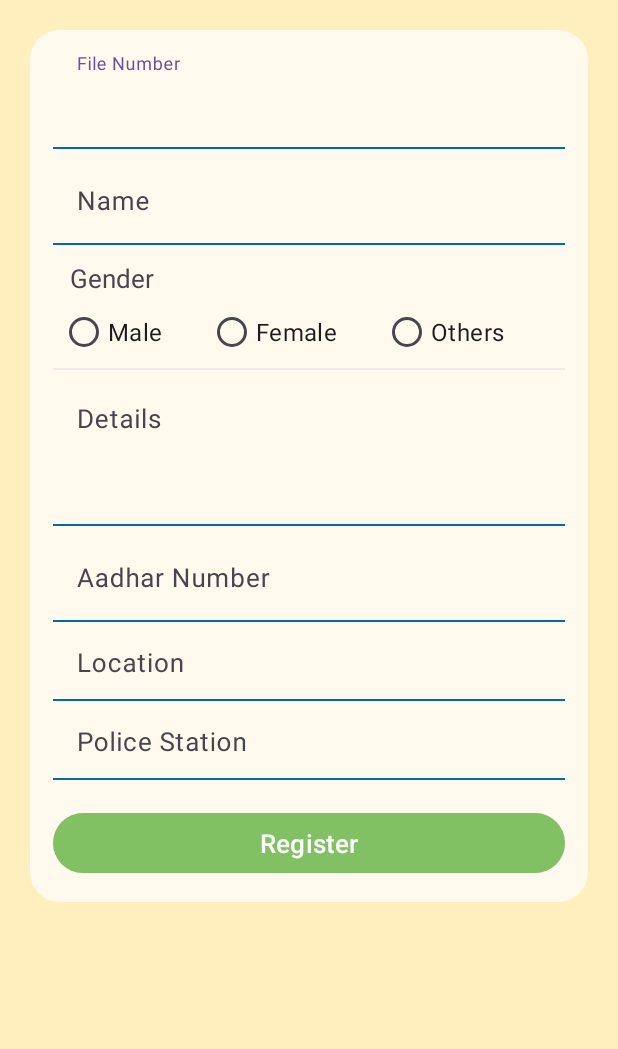
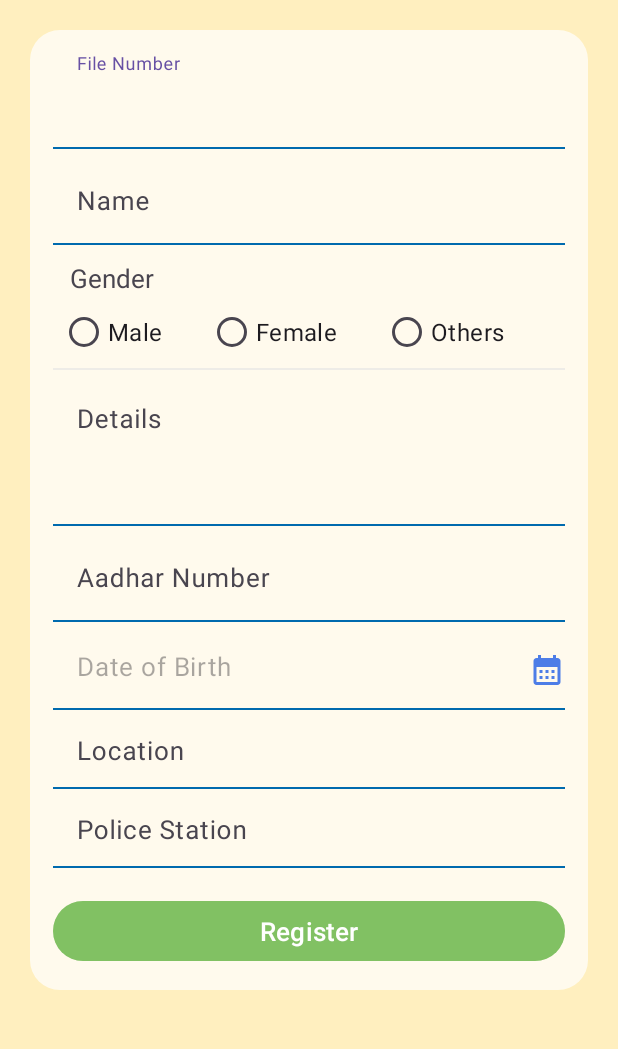
Before and after one commit to AnirbanSikdar2020/PoliceMitra, an Android app: the crime_add screen opened directly, with no data from a screen before it, on a phone screen of 412 x 824 dp, the part 96-1145 px from its top. Run offline under Robolectric (Android 15) with nearby library versions, the phone set to English and light mode, and no system bars; our stand-ins replace Firebase (no records; nobody signed in at launch, a user with empty details on screens opened directly).

Commit message:
CRIME ADD

```diff
--- a/app/src/main/java/com/example/policemitra/crime_add.java
+++ b/app/src/main/java/com/example/policemitra/crime_add.java
@@ -4,32 +4,46 @@ import androidx.annotation.NonNull;
 import androidx.appcompat.app.AppCompatActivity;
 
 import android.annotation.SuppressLint;
+import android.app.DatePickerDialog;
 import android.content.Intent;
 import android.graphics.Color;
 import android.os.Bundle;
+import android.text.TextUtils;
 import android.view.MotionEvent;
 import android.view.View;
 import android.widget.Button;
 import android.widget.EditText;
+import android.widget.ImageButton;
 import android.widget.ImageView;
+import android.widget.RadioButton;
+import android.widget.RadioGroup;
 import android.widget.Toast;
 
 import com.google.android.gms.tasks.OnFailureListener;
 import com.google.android.gms.tasks.OnSuccessListener;
+import com.google.android.material.textfield.TextInputLayout;
 import com.google.firebase.auth.FirebaseAuth;
 import com.google.firebase.auth.FirebaseUser;
 import com.google.firebase.firestore.FirebaseFirestore;
 
+import java.util.Calendar;
 import java.util.HashMap;
 
 public class crime_add extends AppCompatActivity {
 
     ImageView back;
-    EditText fNumber, name, details, aadhar, location, ps;
+    ImageButton setdate;
+    EditText fNumber, name, details, aadhar, location, ps,dob;
     FirebaseFirestore db = FirebaseFirestore.getInstance();
     Button reg;
     FirebaseAuth mAuth;
     loader loader;
+    TextInputLayout textInputLayoutDob, textInputLayoutFileNumber, textInputLayoutDetails, textInputLayoutLocation, textInputLayoutPS, textInputLayoutAadhar, textInputLayoutName, textInputLayoutGender;
+    int counter = 0;
+    RadioGroup genderGroup;
+    String sel_date,gender;
+    int date, year, month, hour, minute;
+    int d, y, mon, h, m;
 
     @SuppressLint("ClickableViewAccessibility")
     @Override
@@ -43,11 +57,112 @@ public class crime_add extends AppCompatActivity {
         location = findViewById(R.id.location);
         ps = findViewById(R.id.police_station);
         reg = findViewById(R.id.Registration);
+        setdate = findViewById(R.id.calendar);
+        dob = findViewById(R.id.dob);
+        textInputLayoutFileNumber = findViewById(R.id.textInputFileNumber);
+        textInputLayoutName = findViewById(R.id.textInputName);
+        textInputLayoutDetails = findViewById(R.id.textInputDetails);
+        textInputLayoutAadhar = findViewById(R.id.textInputAadhar);
+        textInputLayoutGender = findViewById(R.id.textInputGender);
+        textInputLayoutLocation = findViewById(R.id.textInputLocation);
+        textInputLayoutPS = findViewById(R.id.textInputPoliceStation);
+        textInputLayoutDob = findViewById(R.id.textInputDob);
         loader = new loader(crime_add.this);
         back = findViewById(R.id.back);
+        genderGroup = findViewById(R.id.gender_radio_group);
+        final Calendar calendar = Calendar.getInstance();
+        year = calendar.get(Calendar.YEAR);
+        month = calendar.get(Calendar.MONTH);
+        date = calendar.get(Calendar.DATE);
+        hour = calendar.get(Calendar.HOUR_OF_DAY);
+        minute = calendar.get(Calendar.MINUTE);
+        setdate.setOnClickListener(new View.OnClickListener() {
+            @Override
+            public void onClick(View view) {
+                setDate(view);
+            }
+        });
+        genderGroup.setOnCheckedChangeListener(new RadioGroup.OnCheckedChangeListener() {
+            @Override
+            public void onCheckedChanged(RadioGroup group, int checkedId) {
+                RadioButton checkedRadioButton = group.findViewById(checkedId);
+                boolean isChecked = checkedRadioButton.isChecked();
+                if (isChecked) {
+                    gender = checkedRadioButton.getText().toString();
+                }
+            }
+        });
         reg.setOnClickListener(new View.OnClickListener() {
             @Override
             public void onClick(View v) {
+
+                //File Number
+                if (TextUtils.isEmpty(fNumber.getText().toString().trim())) {
+                    showError(textInputLayoutFileNumber, "File number cannot be blank");
+                    counter++;
+                } else {
+                    textInputLayoutFileNumber.setError(null);
+                    counter--;
+                }
+
+//              Name
+                if (TextUtils.isEmpty(name.getText().toString().trim())) {
+                    showError(textInputLayoutName, "Name cannot be blank");
+                    counter++;
+                } else {
+                    textInputLayoutName.setError(null);
+                    counter--;
+                }
+                //Details validation
+                if (TextUtils.isEmpty(details.getText().toString().trim())) {
+                    showError(textInputLayoutDetails, "Details cannot be blank");
+                    counter++;
+                } else {
+                    textInputLayoutDetails.setError(null);
+                    counter--;
+                }
+                //aadhar validation
+                if (TextUtils.isEmpty(aadhar.getText().toString().trim()) || String.valueOf(aadhar.getText()).trim().length() != 12) {
+                    showError(textInputLayoutAadhar, "Aadhar number cannot be blank");
+                    counter++;
+                } else {
+                    textInputLayoutAadhar.setError(null);
+                    counter--;
+                }
+                //Location validation
+                if (TextUtils.isEmpty(location.getText().toString().trim())) {
+                    showError(textInputLayoutLocation, "Location cannot be blank");
+                    counter++;
+                } else {
+                    textInputLayoutLocation.setError(null);
+                    counter--;
+                }
+                //DOB
+                if (TextUtils.isEmpty(dob.getText().toString().trim())) {
+                    showError(textInputLayoutDob, "DOB cannot be blank");
+                    counter++;
+                } else {
+                    textInputLayoutDob.setError(null);
+                    counter--;
+                }
+                //PS validation
+                if (TextUtils.isEmpty(ps.getText().toString().trim())) {
+                    showError(textInputLayoutPS, "Police Station cannot be blank");
+                    counter++;
+                } else {
+                    textInputLayoutPS.setError(null);
+                    counter--;
+                }
+                //Gender
+                if (gender == null) {
+                    showError(textInputLayoutGender, "Gender cannot be blank");
+                    counter++;
+                } else {
+                    textInputLayoutGender.setError(null);
+                    counter--;
+                }
+
+                if (counter <= 0) {
                     loader.loaderShow();
                     HashMap<String, Object> crimeDetails = new HashMap<>();
                     crimeDetails.put("File Number", fNumber.getText().toString());
@@ -83,6 +198,7 @@ public class crime_add extends AppCompatActivity {
                                 }
                             });
                 }
+            }
         });
         back.setOnTouchListener(new View.OnTouchListener() {
             @Override
@@ -101,6 +217,17 @@ public class crime_add extends AppCompatActivity {
             }
         });
     }
-
+    public void setDate(View view) {
+        new DatePickerDialog(crime_add.this, (datePicker, year, month, date) -> {
+            d = date;
+            mon = month;
+            y = year;
+            sel_date = "" + date + "/" + (month + 1) + "/" + year;
+            dob.setText(sel_date);
+        }, year, month, date).show();
+    }
+    public void showError(TextInputLayout tag, String message) {
+        tag.setError(message);
+    }
 
 }
--- a/app/src/main/res/layout/activity_crime_add.xml
+++ b/app/src/main/res/layout/activity_crime_add.xml
@@ -167,7 +167,37 @@
                         android:inputType="text"
                         android:textSize="17sp" />
                 </com.google.android.material.textfield.TextInputLayout>
+                <com.google.android.material.textfield.TextInputLayout
+                    android:id="@+id/textInputDob"
+                    android:layout_width="match_parent"
+                    android:layout_height="wrap_content">
 
+                    <LinearLayout
+                        android:layout_width="match_parent"
+                        android:layout_height="wrap_content"
+                        android:orientation="horizontal">
+
+                        <EditText
+                            android:id="@+id/dob"
+                            android:layout_width="0dp"
+                            android:layout_height="wrap_content"
+                            android:layout_weight="1"
+                            android:background="@drawable/textbox"
+                            android:hint="Date of Birth"
+                            android:paddingEnd="60dp"
+                            android:singleLine="true"
+                            android:textSize="17sp" />
+
+                        <ImageButton
+                            android:id="@+id/calendar"
+                            android:layout_width="wrap_content"
+                            android:layout_height="wrap_content"
+                            android:layout_marginLeft="-60dp"
+                            android:layout_marginTop="20dp"
+                            android:background="#00FFFFFF"
+                            android:src="@drawable/baseline_calendar_month_24" />
+                    </LinearLayout>
+                </com.google.android.material.textfield.TextInputLayout>
                 <com.google.android.material.textfield.TextInputLayout
                     android:id="@+id/textInputLocation"
                     android:layout_width="match_parent"
--- a/app/src/main/res/values-night/themes.xml
+++ b/app/src/main/res/values-night/themes.xml
@@ -10,7 +10,7 @@
         <item name="colorSecondaryVariant">@color/teal_200</item>
         <item name="colorOnSecondary">@color/black</item>
         <!-- Status bar color. -->
-        <item name="android:statusBarColor">?attr/colorPrimaryVariant</item>
+        <item name="android:statusBarColor">@color/purple_700</item>
         <item name="pinViewStyle">@style/PinWidget.PinView</item>
         <!-- Customize your theme here. -->
     </style>
--- a/app/src/main/res/values/themes.xml
+++ b/app/src/main/res/values/themes.xml
@@ -33,6 +33,6 @@
     <!-- Base application theme. -->
     <style name="Base.Theme.PoliceMitra" parent="Theme.Material3.DayNight.NoActionBar">
         <!-- Customize your light theme here. -->
-        <!-- <item name="colorPrimary">@color/my_light_primary</item> -->
+<!--         <item name="colorPrimary">@color/my_light_primary</item> -->
     </style>
 </resources>
```
Lines whose indentation alone changed are shown as unchanged.
